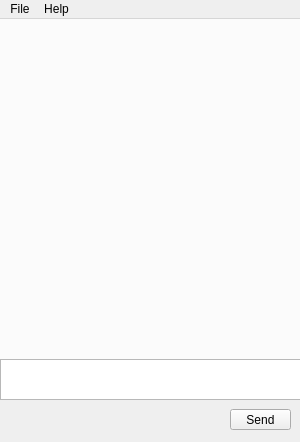
Qt form mainwindow.ui (warren80/ChatServer) before a commit.
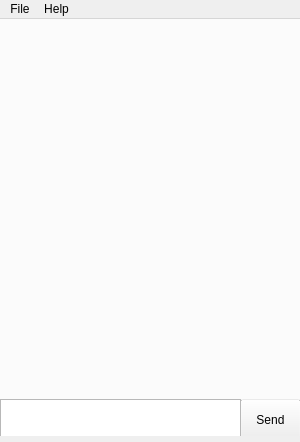
The same form after that commit. Icons and pictures are not drawn.

Commit message: Updated gui and mainwindow. Sockets still in the works

The edit to the form file:
```diff
--- a/mainwindow.ui
+++ b/mainwindow.ui
@@ -41,10 +41,10 @@
    <widget class="QPushButton" name="sendButton">
     <property name="geometry">
      <rect>
-      <x>230</x>
-      <y>390</y>
+      <x>240</x>
+      <y>380</y>
       <width>61</width>
-      <height>21</height>
+      <height>41</height>
      </rect>
     </property>
     <property name="text">
@@ -57,7 +57,7 @@
       <x>0</x>
       <y>0</y>
       <width>301</width>
-      <height>341</height>
+      <height>381</height>
      </rect>
     </property>
     <property name="cursor" stdset="0">
@@ -82,8 +82,8 @@
     <property name="geometry">
      <rect>
       <x>0</x>
-      <y>340</y>
-      <width>301</width>
+      <y>380</y>
+      <width>241</width>
       <height>41</height>
      </rect>
     </property>
@@ -100,7 +100,7 @@
       <x>-1</x>
       <y>-1</y>
       <width>301</width>
-      <height>341</height>
+      <height>381</height>
      </rect>
     </property>
     <property name="styleSheet">
```
The commit also changes 5 other files.
